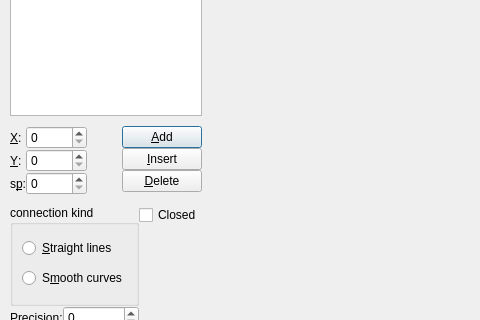
0xFEEDC0DE64/QtGameMaker, file src/editor/dialogs/pathpropertiesdialog.ui: the form before one commit; both pictures show x 0 to 480 and y 159 to 479 of the 921 by 576 pixel window.
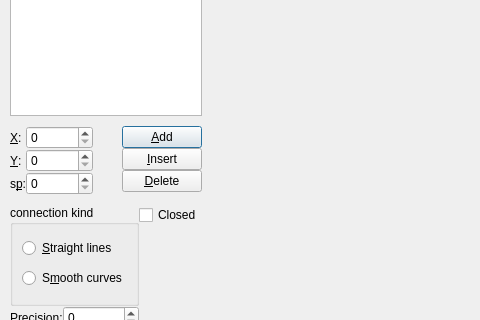
The form after the commit. Icons and pictures are not drawn. Custom widgets are drawn as their Qt base class.

```diff
--- a/src/editor/dialogs/pathpropertiesdialog.ui
+++ b/src/editor/dialogs/pathpropertiesdialog.ui
@@ -196,7 +196,7 @@
               <string>X-coordinate of the point</string>
              </property>
              <property name="maximum">
-              <number>16384</number>
+              <number>2147483647</number>
              </property>
             </widget>
            </item>
@@ -216,7 +216,7 @@
               <string>Y-coordinate of the point</string>
              </property>
              <property name="maximum">
-              <number>16384</number>
+              <number>2147483647</number>
              </property>
             </widget>
            </item>
@@ -236,7 +236,7 @@
               <string>Relative speed at this point (100 = default)</string>
              </property>
              <property name="maximum">
-              <number>16384</number>
+              <number>2147483647</number>
              </property>
             </widget>
            </item>
```
Left out of the diff: 68 changed lines with no effect on the pictures.
